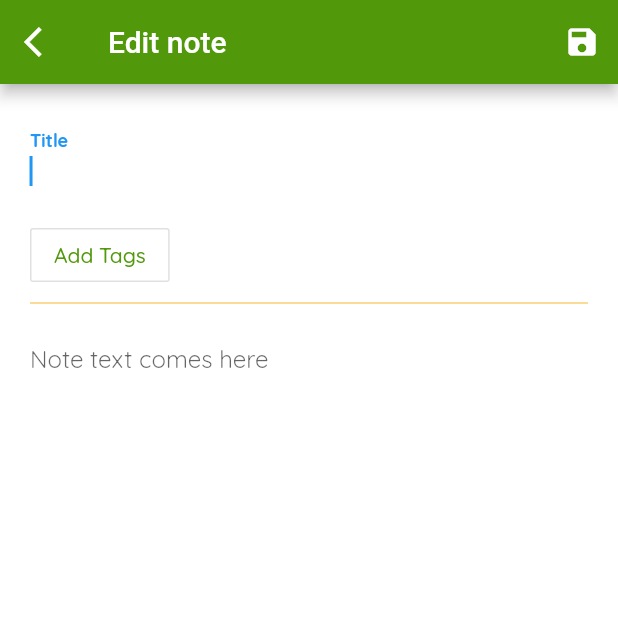
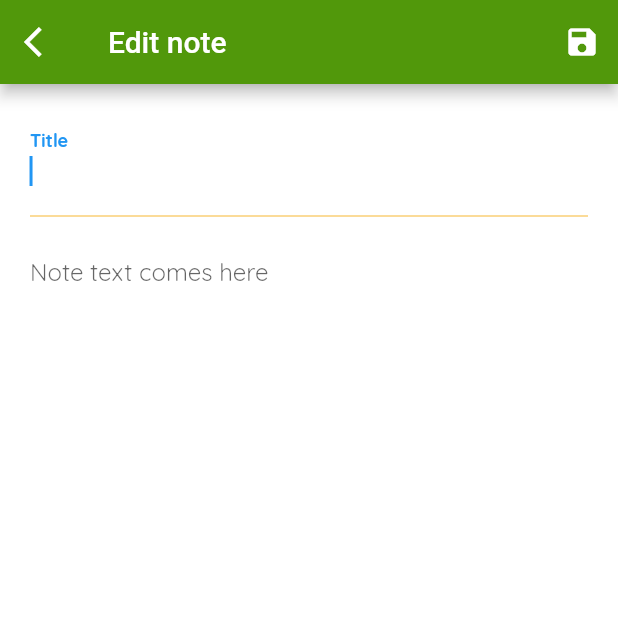
Before and after one commit to YanaKrivitskaya/traces, a Flutter app: the NotesPage screen opened by its route, after a tap on the "add" icon, on a phone screen of 412 x 824 dp, the top half of it. Run offline on Flutter 3.47's test engine with Material 2 defaults, Android fonts, the light colour scheme and no system bars; our stand-ins replace bloc, cloud_firestore, equatable, firebase_auth, flutter_bloc, geolocator and 2 more; missing offline and left inert: mapbox_gl; accounts and stored records are empty.

Commit message:
Moved 'Add Tags"menu to AppBar

```diff
--- a/traces/lib/screens/notes/details_bloc/details_bloc.dart
+++ b/traces/lib/screens/notes/details_bloc/details_bloc.dart
@@ -83,9 +83,10 @@ class DetailsBloc extends Bloc<DetailsEvent, DetailsState> {
     yield LoadingDetailsState(null);
 
     if(note.tagIds != null && note.tagIds.isNotEmpty){
-      note.tagIds.forEach((t) async {
-        noteTags.add(await _notesRepository.getTagById(t));
-      });
+      for(var i = 0; i< note.tagIds.length; i++){
+        final tag = await _notesRepository.getTagById(note.tagIds[i]);
+        noteTags.add(tag);
+      }
     }
 
     yield ViewDetailsState(note, noteTags);
--- a/traces/lib/screens/notes/note.dart
+++ b/traces/lib/screens/notes/note.dart
@@ -48,10 +48,10 @@ class Note{
           id == other.id &&
           tagIds == other.tagIds;
 
-  @override
+  /*@override
   String toString(){
     return "Note {title: $title, text: $text, id: $id, dateCreated: $dateCreated, dateModified: $dateModified, tagIds: $tagIds}";
-  }
+  }*/
 
   NoteEntity toEntity(){
     return NoteEntity(title, text, id, dateCreated, dateModified, tagIds);
--- a/traces/lib/screens/notes/note_detail_view.dart
+++ b/traces/lib/screens/notes/note_detail_view.dart
@@ -76,7 +76,7 @@ class _NotesDetailsViewState extends State<NoteDetailsView>{
             ),
             title: _isEditMode ? Text("Edit note") : Text("View note"),
             actions: <Widget>[
-
+              !_isEditMode ? _tagsAction() : Container(),
               _isEditMode ? _saveAction(_note) : _editAction(state),
               _note.id != null ? _deleteAction(_note, context) : Container(),
             ],
@@ -104,6 +104,27 @@ class _NotesDetailsViewState extends State<NoteDetailsView>{
               .toList(),
         ));
   }
+
+  Widget _tagsAction() => new IconButton(
+    icon: Icon(Icons.turned_in_not, color: Colors.white),
+    onPressed: () {
+      showDialog(
+          barrierDismissible: false, context: context, builder: (_) =>
+          MultiBlocProvider(
+            providers: [
+              BlocProvider<TagBloc>(
+                create: (context) => TagBloc(notesRepository: FirebaseNotesRepository()
+                )..add(GetTags()),
+              ),
+              BlocProvider.value(
+                value: context.bloc<DetailsBloc>(),
+              ),
+            ],
+            child:  TagsAddDialog(),
+          )
+      );
+    },
+  );
 
   Widget _editAction(DetailsState state) => new IconButton(
     icon: Icon(Icons.edit),
@@ -173,7 +194,6 @@ class _NotesDetailsViewState extends State<NoteDetailsView>{
                       autofocus: true,
                   ),
                   _noteTags.length > 0 ? _getTags(tags) : Container(),
-                  _addTagsLink(),
                   Divider(color: ColorsPalette.nycTaxi),
                   TextFormField(
                     decoration: const InputDecoration(
@@ -188,58 +208,6 @@ class _NotesDetailsViewState extends State<NoteDetailsView>{
               )
           )
       )
-  );
-
-  Widget _addTagsLink() => new Container(
-    margin: const EdgeInsets.only(top: 10),
-    child: Align(
-        alignment: Alignment.centerLeft,
-        child: OutlineButton(
-            child: _noteTags.length > 0
-                ? Text("Update Tags", style: TextStyle(color: ColorsPalette.greenGrass))
-                : Text("Add Tags", style: TextStyle(color: ColorsPalette.greenGrass)),
-            onPressed: (){
-              showDialog(
-                  barrierDismissible: false, context: context, builder: (_) =>
-                  MultiBlocProvider(
-                    providers: [
-                      BlocProvider<TagBloc>(
-                        create: (context) => TagBloc(notesRepository: FirebaseNotesRepository()
-                        )..add(GetTags()),
-                      ),
-                      BlocProvider.value(
-                        value: context.bloc<DetailsBloc>(),
-                      ),
-                    ],
-                    child:  TagsAddDialog(),
-                  )
-              );
-            },
-        )
-      /*InkWell(
-          onTap: (){
-            //context.bloc<DetailsBloc>().add(AddTagsClicked());
-            showDialog(
-                barrierDismissible: false, context: context, builder: (_) =>
-                MultiBlocProvider(
-                  providers: [
-                    BlocProvider<TagBloc>(
-                      create: (context) => TagBloc(notesRepository: FirebaseNotesRepository()
-                      )..add(GetTags()),
-                    ),
-                    BlocProvider.value(
-                      value: context.bloc<DetailsBloc>(),
-                    ),
-                  ],
-                  child:  TagsAddDialog(),
-                )
-            );
-          },
-          child: _noteTags.length > 0
-              ? Text("Update Tags", style: TextStyle(color: ColorsPalette.greenGrass, decoration: TextDecoration.underline))
-              : Text("Add Tags", style: TextStyle(color: ColorsPalette.greenGrass, decoration: TextDecoration.underline))
-        )*/
-    ),
   );
 
   Widget _deleteAction(Note note, BuildContext context) => new IconButton(
--- a/traces/lib/screens/notes/note_entity.dart
+++ b/traces/lib/screens/notes/note_entity.dart
@@ -26,10 +26,10 @@ class NoteEntity extends Equatable{
   @override
   List<Object> get props => [title, text, id, dateCreated, dateModified, tagIds];
 
-  @override
+  /*@override
   String toString(){
     return "NoteEntity: {title: $title, text: $text, id: $id, dateCreated: $dateCreated, dateModified: $dateModified, tagIds: $tagIds}";
-  }
+  }*/
 
   static NoteEntity fromMap(Map<dynamic, dynamic> map, String documentId){
     return NoteEntity(
--- a/traces/lib/screens/notes/notes_bloc/notes_event.dart
+++ b/traces/lib/screens/notes/notes_bloc/notes_event.dart
@@ -51,7 +51,7 @@ class UpdateNotesList extends NotesEvent {
   @override
   List<Object> get props => [notes, sortField, sortDirection, allTagsSelected];
 
-  @override
+  /*@override
   String toString(){
     return '''NotesEvent{
       notes: $notes,
@@ -59,7 +59,7 @@ class UpdateNotesList extends NotesEvent {
       sortDirection: $sortDirection,
       allTagsSelected: $allTagsSelected
     }''';
-  }
+  }*/
 }
 
 class UpdateSortOrder extends NotesEvent {
```
